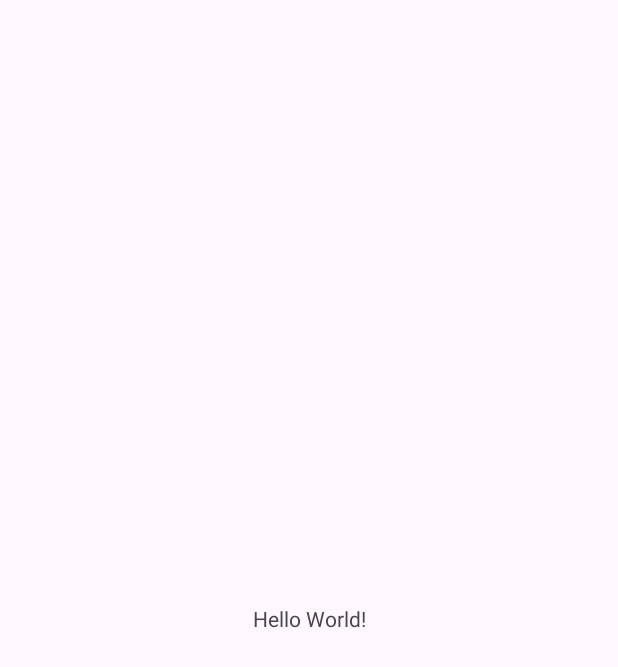
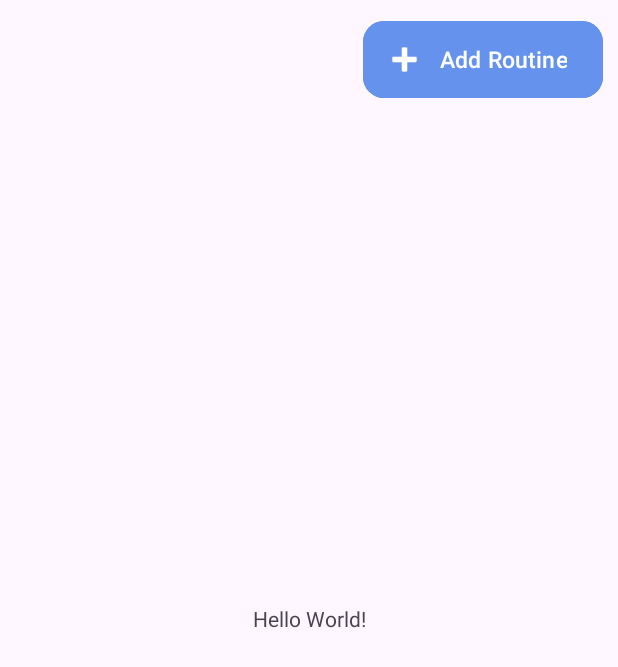
Before and after one commit to shoss88/Workout-Tracker-Android-App, an Android app: the screen it shows after launch (MainActivity), on a phone screen of 412 x 824 dp. Before the commit the part shown is almost empty. Shown: the top 667 px of the screen. Run offline under Robolectric (Android 15) with nearby library versions, the phone set to English and light mode, and no system bars.

Commit message:
added bare bones add routine button

```diff
--- a/app/src/main/res/layout/activity_main.xml
+++ b/app/src/main/res/layout/activity_main.xml
@@ -7,6 +7,7 @@
     tools:context=".MainActivity">
 
     <TextView
+        android:id="@+id/intro"
         android:layout_width="wrap_content"
         android:layout_height="wrap_content"
         android:text="Hello World!"
@@ -15,4 +16,25 @@
         app:layout_constraintStart_toStartOf="parent"
         app:layout_constraintTop_toTopOf="parent" />
 
+    <Button
+        android:id="@+id/addRoutineButton"
+        android:layout_width="160dp"
+        android:layout_height="59dp"
+        android:layout_marginTop="10dp"
+        android:layout_marginEnd="10dp"
+        android:backgroundTint="#6492ED"
+        android:gravity="center|right"
+        android:paddingStart="10dp"
+        android:text="Add Routine"
+        android:textAllCaps="false"
+        android:textSize="15sp"
+        app:cornerRadius="14dp"
+        app:icon="@android:drawable/ic_input_add"
+        app:iconGravity="textStart"
+        app:iconPadding="8dp"
+        app:iconSize="30dp"
+        app:iconTint="#FFFFFF"
+        app:layout_constraintEnd_toEndOf="parent"
+        app:layout_constraintTop_toTopOf="parent" />
+
 </androidx.constraintlayout.widget.ConstraintLayout>
```
